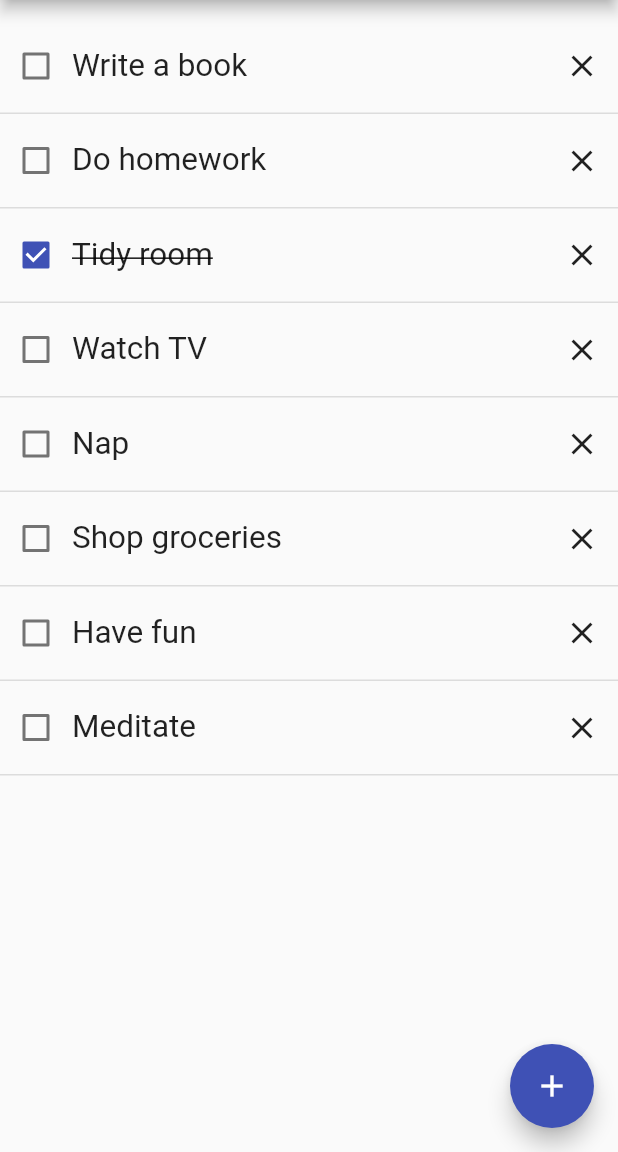
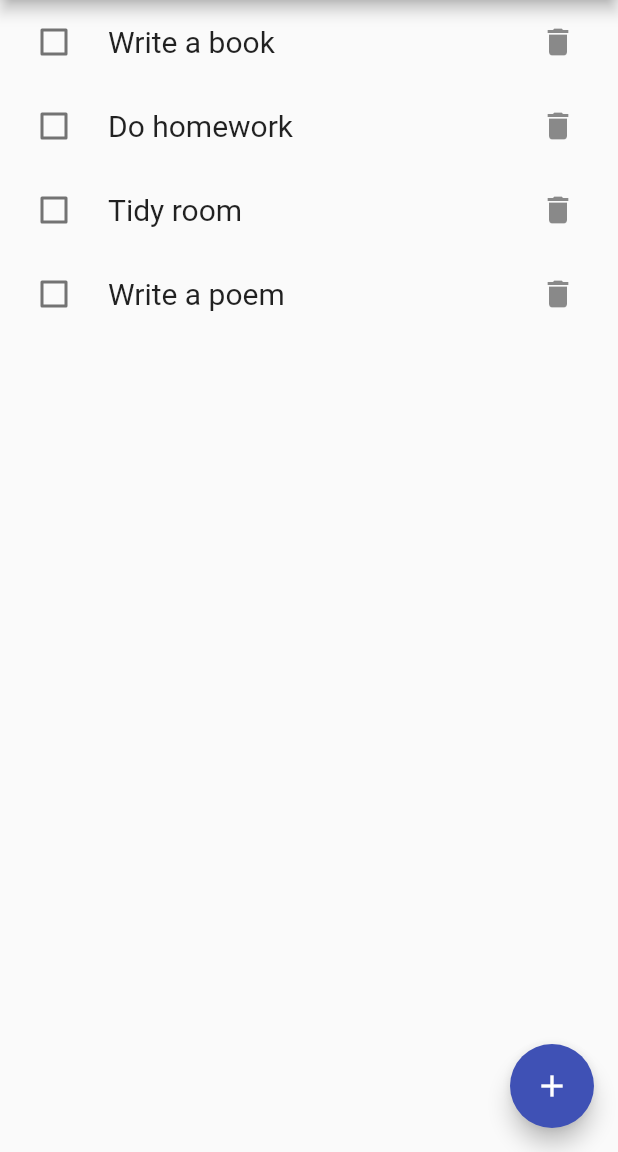
Before and after one commit to gu-tig169-ht21/Gusjonamh, a Flutter app: the screen it shows after launch, on a phone screen of 412 x 824 dp, the part 84-1236 px from its top. Run offline on Flutter 3.47's test engine with Material 2 defaults, Android fonts, the phone set to English and light mode, and no system bars.

Commit message:
Steg-2 nästan klar

```diff
--- a/lib/main.dart
+++ b/lib/main.dart
@@ -1,8 +1,13 @@
 import 'package:flutter/material.dart';
-import './secondView.dart';
+import 'package:provider/provider.dart';
+import 'second_view.dart';
+import 'model.dart';
+import 'todo_list.dart';
 
 void main() {
-  runApp(const MyApp());
+  var state = MyState();
+  runApp(
+      ChangeNotifierProvider(create: (context) => state, child: const MyApp()));
 }
 
 class MyApp extends StatelessWidget {
@@ -36,17 +41,30 @@ class _MyHomePageState extends State<MyHomePage> {
         actions: [
           IconButton(
             icon: const Icon(Icons.more_vert),
-            onPressed: () {
-              Navigator.push(context,
-                  MaterialPageRoute(builder: (context) => SecondView()));
-            },
+            onPressed: () {},
           ),
         ],
       ),
-      body: Center(
-        child: Column(
-          mainAxisAlignment: MainAxisAlignment.start,
-          children: <Widget>[
+      body: Consumer<MyState>(
+          builder: (context, state, child) => TodoList(state.list)),
+      floatingActionButton: FloatingActionButton(
+          child: const Icon(Icons.add),
+          onPressed: () async {
+            var newTodo = await Navigator.push(
+                context,
+                MaterialPageRoute(
+                    builder: (context) => SecondView(
+                        /*CheckBoxState(title: '',
+                    Provider.of<MyState>(context).TodoList)*/
+                        )));
+          }),
+    );
+  }
+}
+
+/*
+
+            children: <Widget>[
             Container(height: 20),
             _checkbox('Write a book'),
             _divide(),
@@ -65,12 +83,7 @@ class _MyHomePageState extends State<MyHomePage> {
             _checkbox('Meditate'),
             _divide(),
           ],
-        ),
-      ),
-      floatingActionButton:
-          FloatingActionButton(child: const Icon(Icons.add), onPressed: () {}),
-    );
-  }
+
 
   Widget _checkbox(String text) {
     return Row(
@@ -109,3 +122,4 @@ class _MyHomePageState extends State<MyHomePage> {
     );
   }
 }
+*/
--- /dev/null
+++ b/lib/model.dart
@@ -0,0 +1,33 @@
+import 'package:flutter/material.dart';
+import 'package:provider/provider.dart';
+
+class CheckBoxState {
+  final String title;
+  bool value;
+
+  CheckBoxState({
+    required this.title,
+    this.value = false,
+  });
+}
+
+class MyState extends ChangeNotifier {
+  final List<CheckBoxState> _list = [
+    CheckBoxState(title: 'Write a book'),
+    CheckBoxState(title: 'Do homework'),
+    CheckBoxState(title: 'Tidy room'),
+    CheckBoxState(title: 'Write a poem'),
+  ];
+
+  List<CheckBoxState> get list => _list;
+
+  void checkboxValue(CheckBoxState checkbox, bool value) {
+    checkbox.value = !checkbox.value;
+    notifyListeners();
+  }
+
+  void removeTodo(CheckBoxState checkbox) {
+    _list.remove(checkbox);
+    notifyListeners();
+  }
+}
--- /dev/null
+++ b/lib/todo_list.dart
@@ -0,0 +1,36 @@
+import 'package:flutter/material.dart';
+import 'package:provider/provider.dart';
+import 'model.dart';
+
+class TodoList extends StatelessWidget {
+  final List<CheckBoxState> list;
+  TodoList(this.list);
+  Widget build(BuildContext context) {
+    return ListView(
+        children: list
+            .map((checkbox) => buildSinglecheckbox(checkbox, context))
+            .toList());
+  }
+
+  Widget buildSinglecheckbox(CheckBoxState checkbox, context) =>
+      CheckboxListTile(
+        controlAffinity: ListTileControlAffinity.leading,
+        value: checkbox.value,
+        title: Text(checkbox.title,
+            style: TextStyle(
+                fontSize: 20,
+                decoration:
+                    checkbox.value ? TextDecoration.lineThrough : null)),
+        onChanged: (value) {
+          var state = Provider.of<MyState>(context, listen: false);
+          state.checkboxValue(checkbox, false);
+        },
+        secondary: IconButton(
+          icon: Icon(Icons.delete),
+          onPressed: () {
+            var state = Provider.of<MyState>(context, listen: false);
+            state.removeTodo(checkbox);
+          },
+        ),
+      );
+}
--- a/pubspec.yaml
+++ b/pubspec.yaml
@@ -34,6 +34,7 @@ dependencies:
   # The following adds the Cupertino Icons font to your application.
   # Use with the CupertinoIcons class for iOS style icons.
   cupertino_icons: ^1.0.2
+  provider: ^6.0.1
 
 dev_dependencies:
   flutter_test:
```
Also changed, not shown: lib/second_view.dart (renamed from lib/secondView.dart), pubspec.lock.
